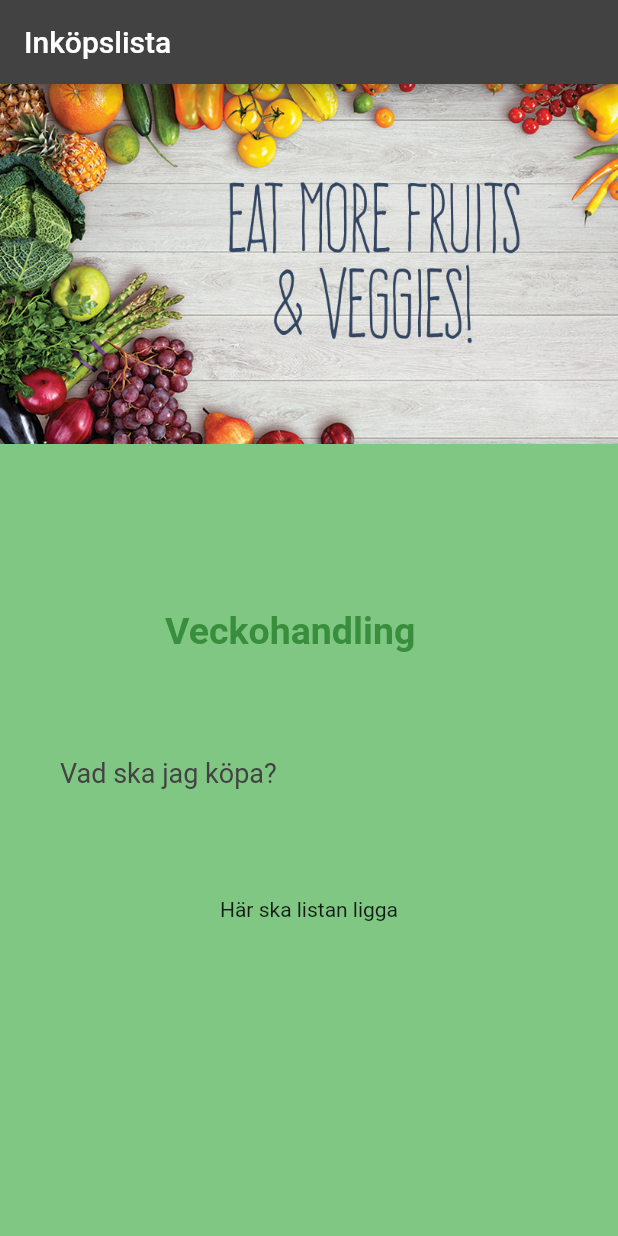
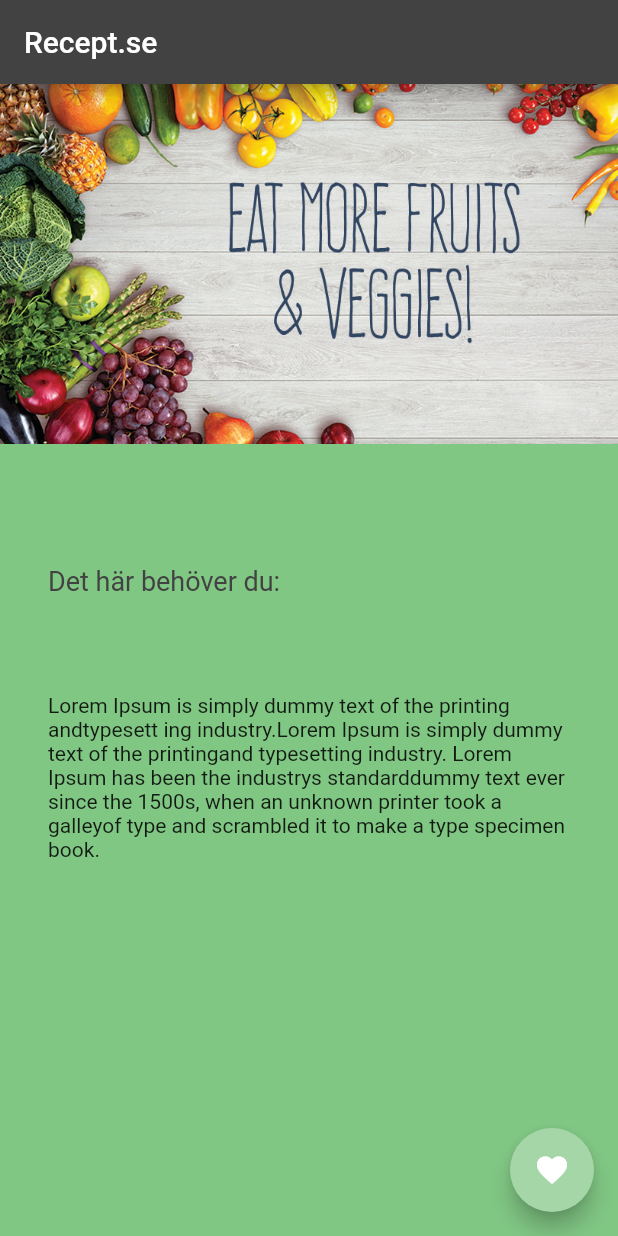
Before and after one commit to msmalinosterberg/flutter-app-veggies.nu, a Flutter app: the screen it shows after launch, on a phone screen of 412 x 824 dp. Run offline on Flutter 3.47's test engine with Material 2 defaults, Android fonts, the phone set to English and light mode, and no system bars.

Commit message:
added like button,no function yet. Change pos&text

```diff
--- a/lib/main.dart
+++ b/lib/main.dart
@@ -6,7 +6,7 @@ class FoodApp extends StatelessWidget {
   @override
   Widget build(BuildContext context) {
     Widget titleSection = Container(
-      padding: const EdgeInsets.all(40),
+      padding: const EdgeInsets.all(32),
       child: Row(
         children: [
           Expanded(
@@ -16,9 +16,9 @@ class FoodApp extends StatelessWidget {
               children: [
                 /*2*/
                 Container(
-                  padding: const EdgeInsets.all(70),
+                  padding: const EdgeInsets.all(10),
                   child: Text(
-                    'Veckohandling',
+                    '',
                     style: TextStyle(
                       fontWeight: FontWeight.bold,
                       fontSize: 25,
@@ -27,7 +27,7 @@ class FoodApp extends StatelessWidget {
                   ),
                 ),
                 Text(
-                  'Vad ska jag köpa?',
+                  'Det här behöver du:',
                   style: TextStyle(
                     color: Colors.grey[800],
                     fontSize: 18,
@@ -42,14 +42,20 @@ class FoodApp extends StatelessWidget {
 
     Widget textSection = Container(
       padding: const EdgeInsets.all(32),
-      child: Text('Här ska listan ligga'),
+      child: Text(
+          'Lorem Ipsum is simply dummy text of the printing and'
+          'typesett ing industry.Lorem Ipsum is simply dummy text of the printing'
+          'and typesetting industry. Lorem Ipsum has been the industrys standard'
+          'dummy text ever since the 1500s, when an unknown printer took a galley'
+          'of type and scrambled it to make a type specimen book.',
+          softWrap: true),
     );
 
     return MaterialApp(
-      title: 'Inköpslista',
+      title: 'Recept.se',
       home: Scaffold(
-          appBar: AppBar(
-              title: Text('Inköpslista'), backgroundColor: Colors.grey[800]),
+        appBar:
+            AppBar(title: Text('Recept.se'), backgroundColor: Colors.grey[800]),
         body: Column(
           children: [
             Image.asset(
@@ -62,7 +68,14 @@ class FoodApp extends StatelessWidget {
             textSection,
           ],
         ),
-          backgroundColor: Colors.green[300]),
+        backgroundColor: Colors.green[300],
+        floatingActionButton: FloatingActionButton(
+          tooltip: 'Like',
+          child: Icon(Icons.favorite),
+          onPressed: null,
+          backgroundColor: Colors.green[200],
+        ),
+      ),
     );
   }
 }
```
Lines whose indentation alone changed are shown as unchanged.
